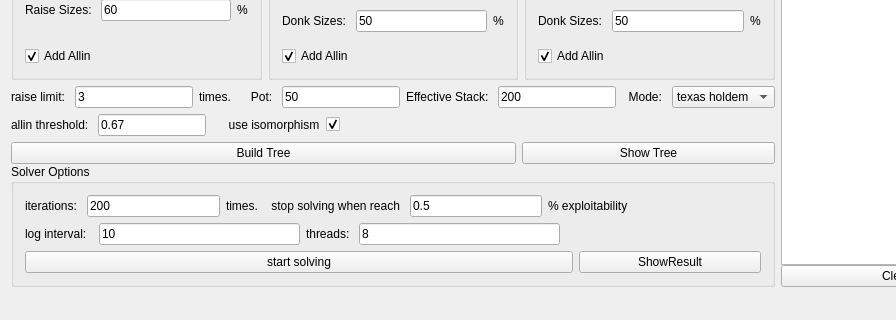
Above: mainwindow.ui from bupticybee/TexasSolver before the change; both pictures show x 0 to 896 and y 614 to 934 of the 1046 by 934 pixel window. Below: the same form after it.
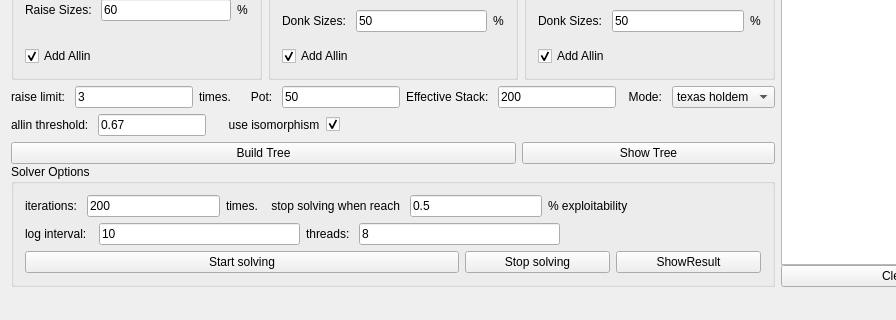
That is the form after the change. Custom widgets are drawn as their Qt base class.

Commit message: :new: add stop solving buttom

The edit to the form file:
```diff
--- a/mainwindow.ui
+++ b/mainwindow.ui
@@ -907,16 +907,41 @@
             </layout>
            </item>
            <item>
-            <layout class="QHBoxLayout" name="horizontalLayout" stretch="6,2">
+            <layout class="QHBoxLayout" name="horizontalLayout" stretch="6,2,2">
              <item>
               <widget class="QPushButton" name="buttomSolve">
+               <property name="sizePolicy">
+                <sizepolicy hsizetype="Minimum" vsizetype="Maximum">
+                 <horstretch>0</horstretch>
+                 <verstretch>0</verstretch>
+                </sizepolicy>
+               </property>
                <property name="text">
-                <string>start solving</string>
+                <string>Start solving</string>
+               </property>
+              </widget>
+             </item>
+             <item>
+              <widget class="QPushButton" name="stopSolvingButton">
+               <property name="sizePolicy">
+                <sizepolicy hsizetype="Minimum" vsizetype="Maximum">
+                 <horstretch>0</horstretch>
+                 <verstretch>0</verstretch>
+                </sizepolicy>
+               </property>
+               <property name="text">
+                <string>Stop solving</string>
                </property>
               </widget>
              </item>
              <item>
               <widget class="QPushButton" name="showResultButton">
+               <property name="sizePolicy">
+                <sizepolicy hsizetype="Minimum" vsizetype="Maximum">
+                 <horstretch>0</horstretch>
+                 <verstretch>0</verstretch>
+                </sizepolicy>
+               </property>
                <property name="text">
                 <string>ShowResult</string>
                </property>
```
The commit also changes 12 other files.
